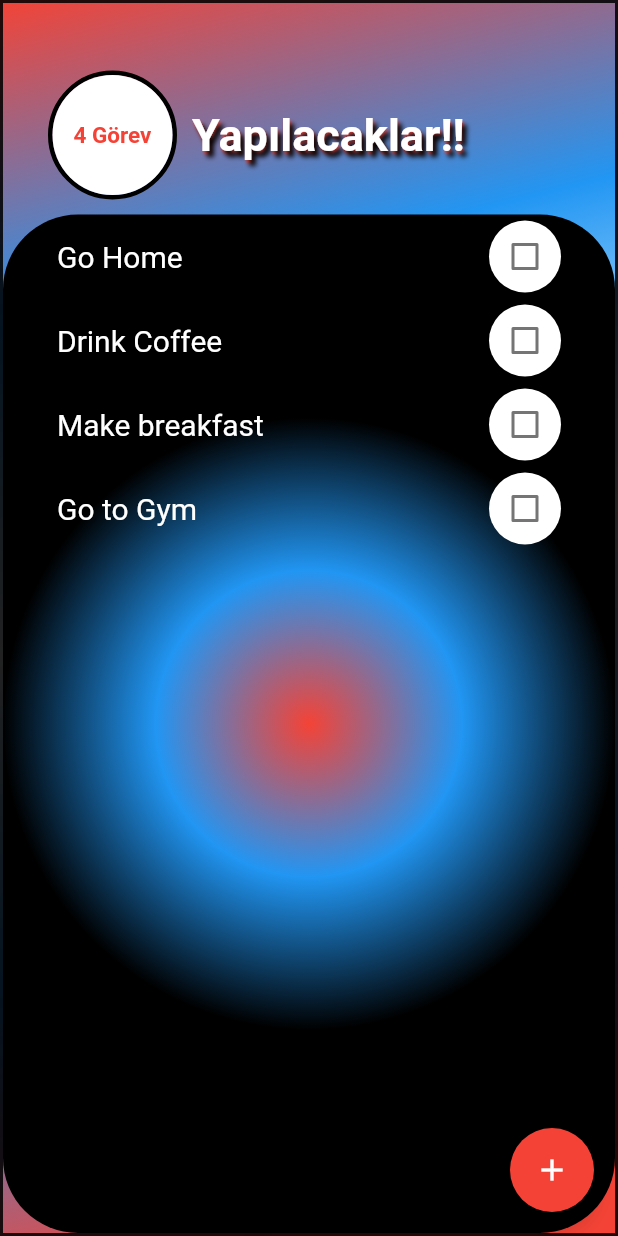
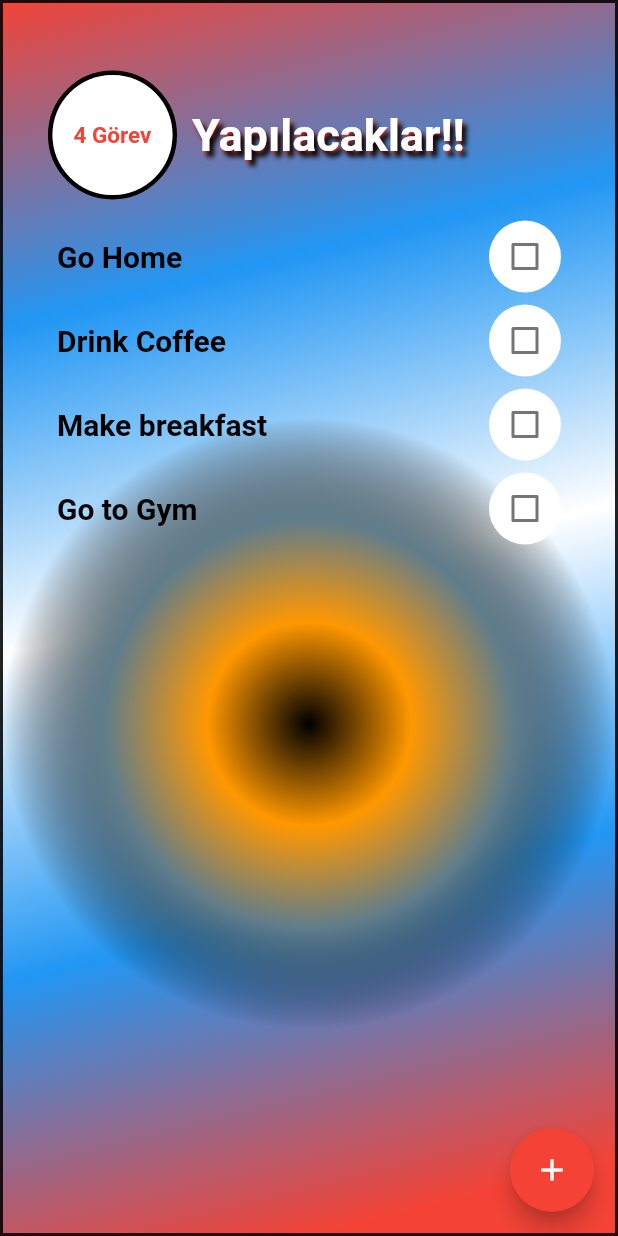
Before and after one commit to ttoghere/todoapp, a Flutter app: the screen it shows after launch, on a phone screen of 412 x 824 dp. Run offline on Flutter 3.47's test engine with Material 2 defaults, Android fonts, the phone set to English and light mode, and no system bars.

Commit message:
colorfix

```diff
--- a/lib/screens/task_screen.dart
+++ b/lib/screens/task_screen.dart
@@ -2,7 +2,6 @@
 
 import 'package:flutter/material.dart';
 import 'package:provider/provider.dart';
-import 'package:todoapp/providers/task.dart';
 import 'package:todoapp/providers/task_data.dart';
 import 'package:todoapp/screens/add_task_screen.dart';
 import 'package:todoapp/widgets/task_list.dart';
@@ -11,7 +10,9 @@ import 'package:todoapp/widgets/task_screen_title.dart';
 class TaskScreen extends StatelessWidget {
   @override
   Widget build(BuildContext context) {
-    var taskData = Provider.of<TaskData>(context, listen: false);
+    var taskData = Provider.of<TaskData>(
+      context,
+    );
     return Scaffold(
       floatingActionButton: FloatingActionButton(
         onPressed: () {
@@ -88,9 +89,10 @@ class TaskScreen extends StatelessWidget {
                 padding: EdgeInsets.symmetric(horizontal: 20),
                 decoration: BoxDecoration(
                     gradient: RadialGradient(colors: [
-                      Colors.red,
-                      Colors.blue,
                       Colors.black,
+                      Colors.orange,
+                      Colors.blueGrey,
+                      Colors.transparent,
                     ]),
                     borderRadius: BorderRadius.circular(50)),
                 child: TaskList(
--- a/lib/widgets/task_item.dart
+++ b/lib/widgets/task_item.dart
@@ -25,8 +25,8 @@ class TaskItem extends StatelessWidget {
           decoration:
               (isValid) ? TextDecoration.lineThrough : TextDecoration.none,
           fontSize: 20,
-          color: Colors.white,
-          fontWeight: FontWeight.w400,
+          color: Colors.black,
+          fontWeight: FontWeight.bold,
         ),
       ),
       trailing: Container(
```
